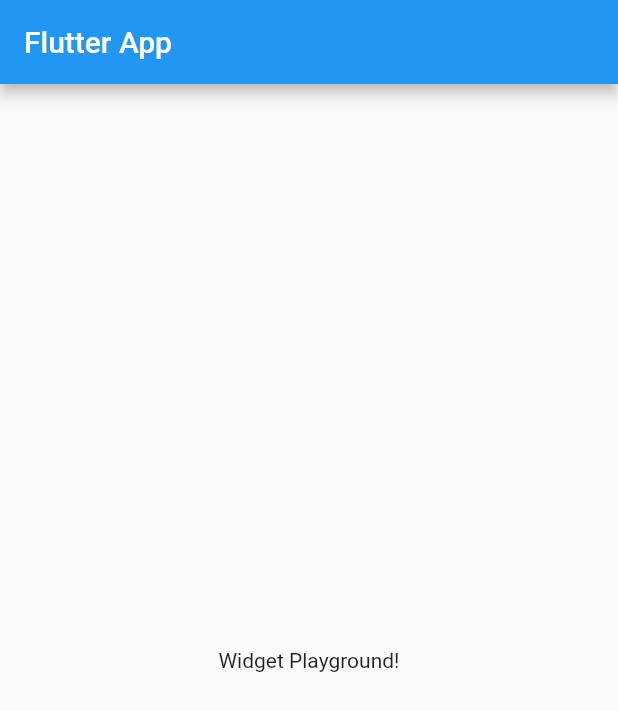
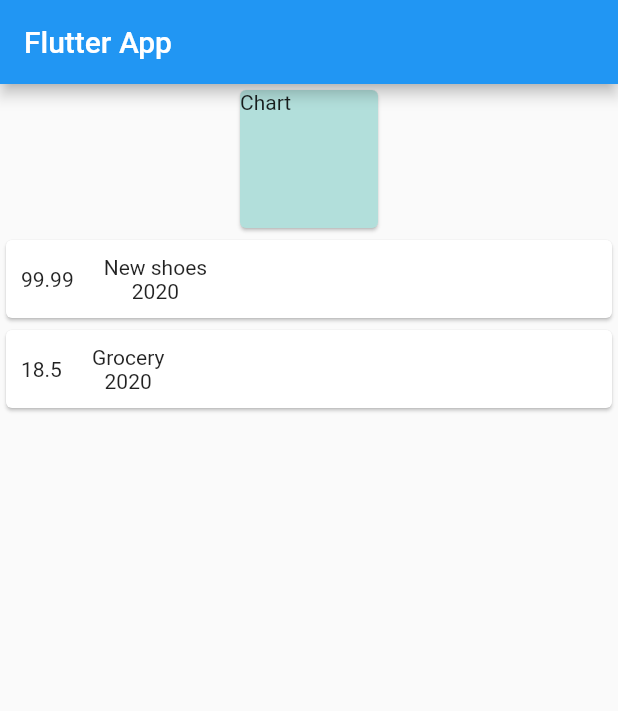
Before and after one commit to ShijuPJohn/expenses_app, a Flutter app: the screen it shows after launch, on a phone screen of 412 x 824 dp. Shown: the top 711 px of the screen. Run offline on Flutter 3.47's test engine with Material 2 defaults, Android fonts, the phone set to English and light mode, and no system bars.

Commit message:
map widget to the list of expense objects

```diff
--- a/lib/main.dart
+++ b/lib/main.dart
@@ -1,4 +1,6 @@
 import 'package:flutter/material.dart';
+
+import './transaction.dart';
 
 void main() => runApp(MyApp());
 
@@ -13,15 +15,52 @@ class MyApp extends StatelessWidget {
 }
 
 class MyHomePage extends StatelessWidget {
+  final List<Transaction> listOfTransactions = [
+    Transaction('t1', 'New shoes', 99.99, DateTime.now()),
+    Transaction('t2', 'Grocery', 18.50, DateTime.now())
+  ];
+
   @override
   Widget build(BuildContext context) {
     return Scaffold(
-      appBar: AppBar(
-        title: Text('Flutter App'),
-      ),
-      body: Center(
-        child: Text('Widget Playground!'),
-      ),
-    );
+        appBar: AppBar(
+          title: Text('Flutter App'),
+        ),
+        body: Column(
+          children: <Widget>[
+            Container(
+              width: 100.0,
+              height: 100.0,
+              child: Card(
+                color: Colors.teal.shade100,
+                child: Text('Chart'),
+              ),
+            ),
+            Container(
+                child: Column(
+              children: listOfTransactions
+                  .map(
+                    (e) => Card(
+                      child: Row(
+                        children: <Widget>[
+                          Container(child: Text(e.amount.toString()),
+                          padding: EdgeInsets.all(10.0),),
+                          Container(
+                            padding: EdgeInsets.all(10.0),
+                            child: Column(
+                              children: <Widget>[
+                                Text(e.title),
+                                Text(e.dateTime.year.toString())
+                              ],
+                            ),
+                          )
+                        ],
+                      ),
+                    ),
+                  )
+                  .toList(),
+            ))
+          ],
+        ));
   }
 }
--- /dev/null
+++ b/lib/transaction.dart
@@ -0,0 +1,8 @@
+class Transaction {
+  String id;
+  String title;
+  double amount;
+  DateTime dateTime;
+
+  Transaction(this.id, this.title, this.amount, this.dateTime);
+}
```
